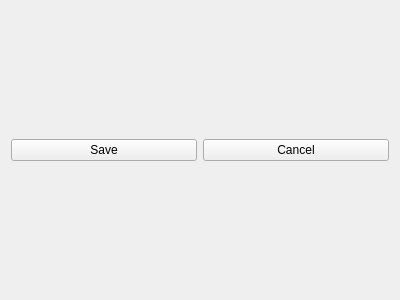
The window that src/qt_client/src/handlers/content_editor_widget.ui (agudpp/alias) describes before a commit, drawn with Qt 5.
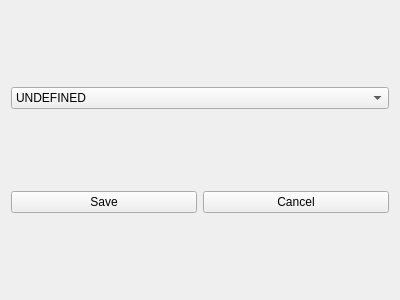
The same window after the commit.

The edit to the form file:
```diff
--- a/src/qt_client/src/handlers/content_editor_widget.ui
+++ b/src/qt_client/src/handlers/content_editor_widget.ui
@@ -14,6 +14,32 @@
    <string>Form</string>
   </property>
   <layout class="QVBoxLayout" name="verticalLayout">
+   <item>
+    <layout class="QVBoxLayout" name="content_layout">
+     <item>
+      <widget class="QComboBox" name="content_type_combo_box">
+       <property name="currentText">
+        <string>UNDEFINED</string>
+       </property>
+       <item>
+        <property name="text">
+         <string>UNDEFINED</string>
+        </property>
+       </item>
+       <item>
+        <property name="text">
+         <string>TEXT</string>
+        </property>
+       </item>
+       <item>
+        <property name="text">
+         <string>COMMAND</string>
+        </property>
+       </item>
+      </widget>
+     </item>
+    </layout>
+   </item>
    <item>
     <layout class="QHBoxLayout" name="buttons_layout">
      <item>
```
